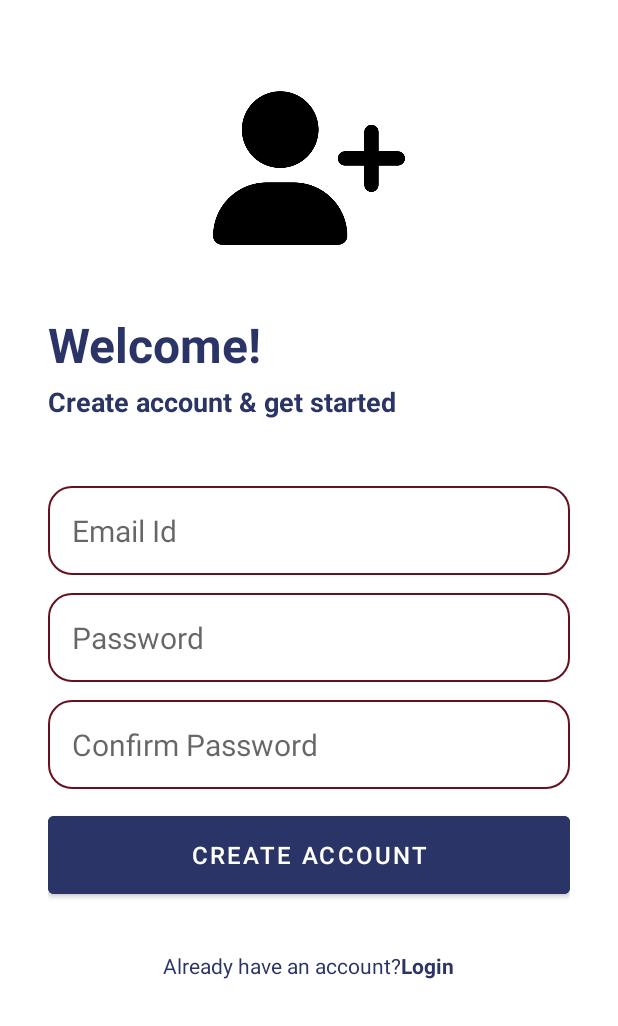
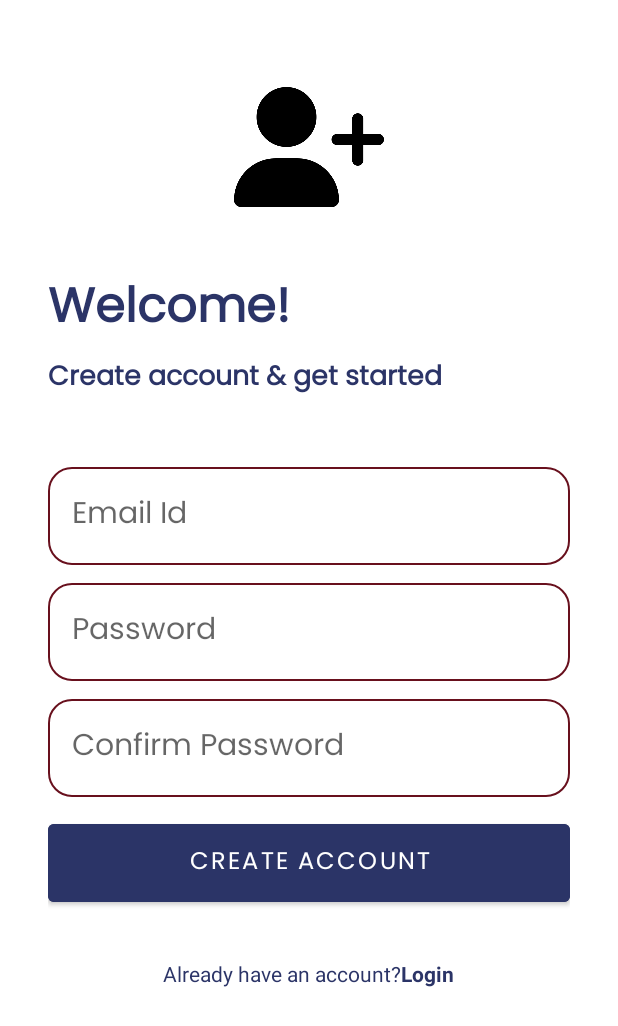
Before and after one commit to saunakshrestha/AndroidStudioProjects, an Android app: the CreateAccountActivity screen opened directly, with no data from a screen before it, on a phone screen of 412 x 824 dp. Shown: the top 1026 px of the screen. Run offline under Robolectric (Android 15) with nearby library versions, the phone set to English and light mode, and no system bars; our stand-ins replace Firebase (no records; nobody signed in at launch, a user with empty details on screens opened directly).

Commit message:
Font added & night view changes

```diff
--- a/NoteTakingApp/app/build.gradle
+++ b/NoteTakingApp/app/build.gradle
@@ -9,7 +9,7 @@ android {
 
     defaultConfig {
         applicationId "com.saunak.notetakingapp"
-        minSdk 23
+        minSdk 26
         targetSdk 33
         versionCode 1
         versionName "1.0"
--- a/NoteTakingApp/app/src/main/res/layout/activity_create_account.xml
+++ b/NoteTakingApp/app/src/main/res/layout/activity_create_account.xml
@@ -5,17 +5,20 @@
     xmlns:tools="http://schemas.android.com/tools"
     android:layout_width="match_parent"
     android:layout_height="match_parent"
+
     android:layout_marginHorizontal="32dp"
     android:layout_marginVertical="16dp"
-    tools:context=".CreateAccountActivity">
+    tools:context=".CreateAccountActivity"
+    >
 
     <ImageView
-        android:layout_width="128dp"
-        android:layout_height="128dp"
+        android:layout_width="100dp"
+        android:layout_height="100dp"
         android:layout_centerHorizontal="true"
         android:layout_marginVertical="32dp"
         android:id="@+id/sign_up_icon"
-        android:src="@drawable/sign_up"/>
+        android:src="@drawable/sign_up"
+        />
 
     <LinearLayout
         android:layout_width="match_parent"
@@ -28,10 +31,10 @@
             android:layout_width="match_parent"
             android:layout_height="wrap_content"
             android:text="@string/welcome"
-
             android:textStyle="bold"
             android:textSize="32sp"
             android:paddingBottom="4dp"
+            android:fontFamily="@font/poppins_regular"
             android:textColor="@color/bluish"/>
 
         <TextView
@@ -40,6 +43,7 @@
             android:text="@string/create_account_get_started"
             android:textStyle="bold"
             android:textSize="18sp"
+            android:fontFamily="@font/poppins_regular"
             android:textColor="@color/bluish"/>
 
     </LinearLayout>
@@ -50,6 +54,7 @@
         android:id="@+id/form_layout"
         android:layout_below="@id/hello_text"
         android:layout_marginVertical="32dp"
+
         android:orientation="vertical">
 
         <EditText
@@ -59,6 +64,8 @@
             android:inputType="textEmailAddress"
             android:hint="@string/email_id"
             android:textSize="20sp"
+            android:fontFamily="@font/poppins_regular"
+
             android:background="@drawable/rounded_corner"
             android:padding="16dp"
             android:layout_marginTop="12dp"
@@ -70,6 +77,8 @@
             android:inputType="textPassword"
             android:hint="@string/password"
             android:textSize="20sp"
+            android:fontFamily="@font/poppins_regular"
+
             android:background="@drawable/rounded_corner"
             android:padding="16dp"
             android:layout_marginTop="12dp"
@@ -84,6 +93,8 @@
             android:textSize="20sp"
             android:background="@drawable/rounded_corner"
             android:padding="16dp"
+            android:fontFamily="@font/poppins_regular"
+
             android:layout_marginTop="12dp"
             />
 
@@ -95,6 +106,8 @@
             android:backgroundTint="@color/bluish"
             android:textColor="@color/white"
             android:layout_marginTop="12dp"
+            android:fontFamily="@font/poppins_regular"
+
             android:textSize="16sp"
             />
 
--- a/NoteTakingApp/app/src/main/res/layout/activity_splash.xml
+++ b/NoteTakingApp/app/src/main/res/layout/activity_splash.xml
@@ -14,12 +14,14 @@
         android:layout_height="100dp"
         android:background="@drawable/logo"
         android:layout_marginVertical="5dp"
+        android:contentDescription="@string/logo"
         />
     <TextView
         android:layout_width="match_parent"
         android:layout_height="wrap_content"
         android:text="@string/app_name"
         android:textSize="32sp"
+        android:fontFamily="@font/poppins_bold"
         android:textColor="@color/bluish"
         android:gravity="center"
         android:textStyle="bold"
@@ -33,6 +35,7 @@
         android:text="@string/quote"
         android:textSize="14sp"
         android:textColor="@color/bluish"
+        android:fontFamily="@font/comfort_bold"
         android:gravity="center"
         android:textStyle="italic"
 
--- a/NoteTakingApp/app/src/main/res/values-night/themes.xml
+++ b/NoteTakingApp/app/src/main/res/values-night/themes.xml
@@ -1,6 +1,6 @@
 <resources xmlns:tools="http://schemas.android.com/tools">
     <!-- Base application theme. -->
-    <style name="Theme.NoteTakingApp" parent="Theme.MaterialComponents.DayNight.NoActionBar">
+    <style name="Theme.NoteTakingApp" parent="Theme.MaterialComponents.Light.NoActionBar">
         <!-- Primary brand color. -->
         <item name="colorPrimary">@color/my_primary</item>
         <item name="colorPrimaryVariant">@color/my_primary</item>
--- a/NoteTakingApp/app/src/main/res/values/strings.xml
+++ b/NoteTakingApp/app/src/main/res/values/strings.xml
@@ -17,4 +17,5 @@
     <string name="welcome_back">Welcome Back !</string>
     <string name="login_get_started"><![CDATA[Login & get started..]]></string>
     <string name="don_t_have_an_account">Don\'t have an account?</string>
+    <string name="logo">logo</string>
 </resources>
--- a/NoteTakingApp/app/src/main/res/values/themes.xml
+++ b/NoteTakingApp/app/src/main/res/values/themes.xml
@@ -1,6 +1,6 @@
 <resources xmlns:tools="http://schemas.android.com/tools">
     <!-- Base application theme. -->
-    <style name="Theme.NoteTakingApp" parent="Theme.MaterialComponents.DayNight.NoActionBar">
+    <style name="Theme.NoteTakingApp" parent="Theme.MaterialComponents.Light.NoActionBar">
         <!-- Primary brand color. -->
         <item name="colorPrimary">@color/my_primary</item>
         <item name="colorPrimaryVariant">@color/my_primary</item>
```
Also changed, not shown: NoteTakingApp/app/src/main/res/font/comfort_bold.ttf (added), NoteTakingApp/app/src/main/res/font/comfort_light.ttf (added), NoteTakingApp/app/src/main/res/font/comfortaa_regular.ttf (added), NoteTakingApp/app/src/main/res/font/opensans_bold.ttf (added), NoteTakingApp/app/src/main/res/font/opensans_regular.ttf (added), NoteTakingApp/app/src/main/res/font/poppins_bold.ttf (added), NoteTakingApp/app/src/main/res/font/poppins_regular.ttf (added), NoteTakingApp/app/src/main/res/font/roboto_slab.ttf (added), NoteTakingApp/app/src/main/res/font/sacramento.ttf (added).
